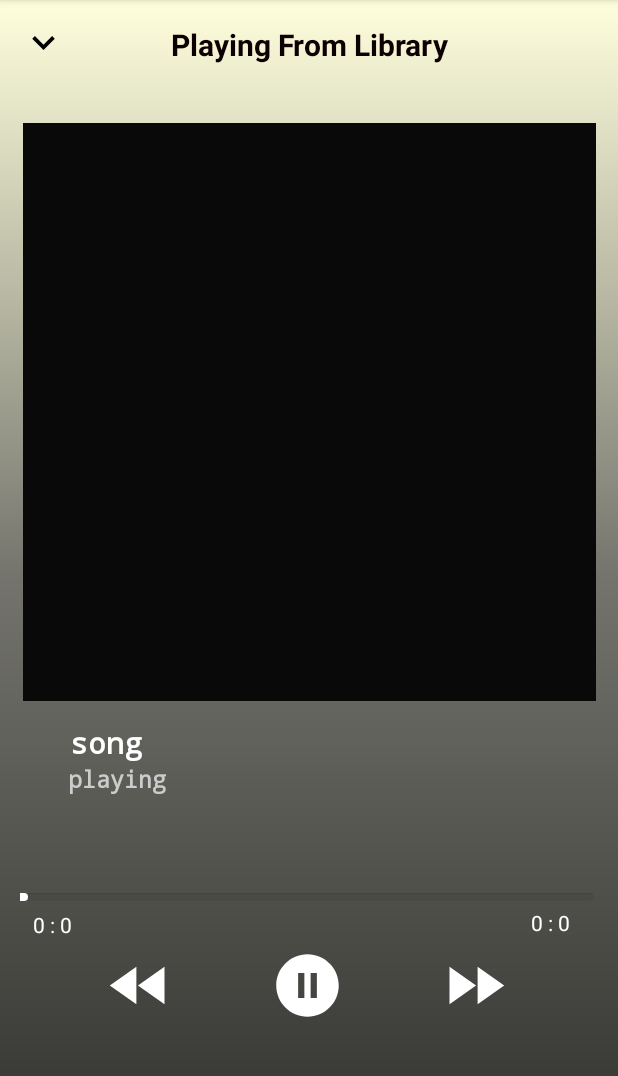
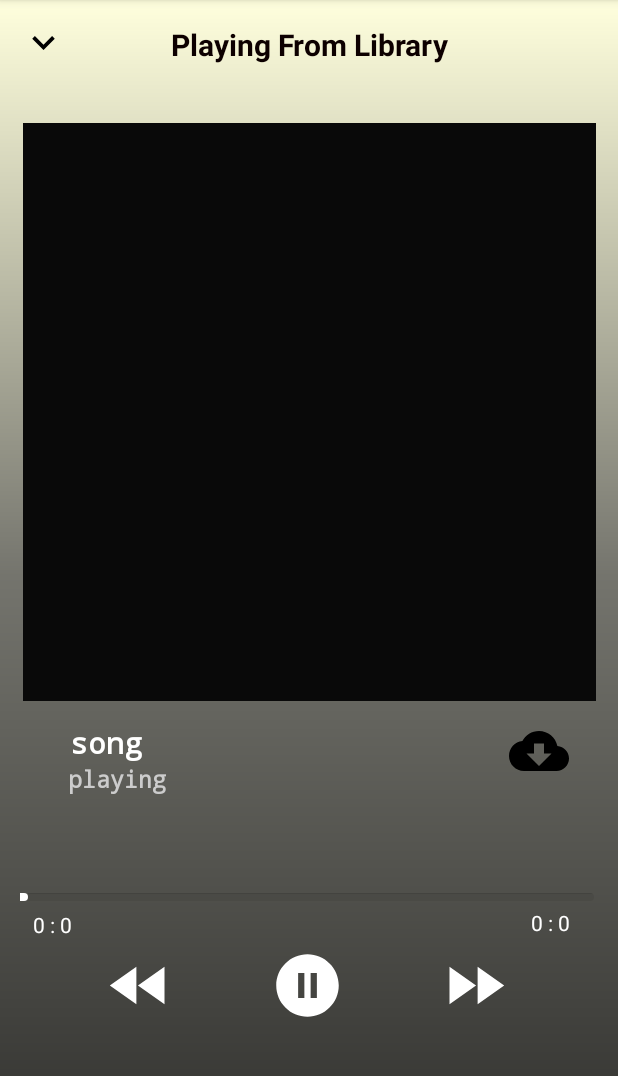
Before and after one commit to souvik757/Playfy, an Android app: the playerActivity screen opened directly, with no data from a screen before it, on a phone screen of 412 x 824 dp, the part 84-1160 px from its top. Run offline under Robolectric (Android 15) with nearby library versions, the phone set to English and light mode, and no system bars; 36 statements that could not run were skipped.

Commit message:
This is a commit

```diff
--- a/app/src/main/java/com/example/playfy/playerActivity.java
+++ b/app/src/main/java/com/example/playfy/playerActivity.java
@@ -21,6 +21,7 @@ public class playerActivity extends AppCompatActivity {
 
     TextView _song_  , _progressTimer_ , _timeView_ , _current_status_ , _lib_name_ ;
     Button _play_ , _fast_ , _back_ , _page_back_ ;
+    Button _addTOlike_ ;
     MediaPlayer player ;
     ImageView imageView ;
     SeekBar progressbar ;
@@ -35,6 +36,8 @@ public class playerActivity extends AppCompatActivity {
 
     // variable to handle first time player
     int _first_open_ = -1 ;
+    // semaphore like var to handle insertion to liked songs
+    int _like_ = -1 ;
 
     @Override
     protected void onCreate(Bundle savedInstanceState) {
@@ -53,6 +56,7 @@ public class playerActivity extends AppCompatActivity {
         _current_status_ = findViewById(R.id.status) ;
         _lib_name_ = findViewById(R.id.LibName) ;
         _page_back_ = findViewById(R.id.backBTN) ;
+        _addTOlike_ = findViewById(R.id.AddToLike) ;
         progressbar.setClickable(false) ;
 
         Intent i = getIntent() ;
@@ -60,6 +64,25 @@ public class playerActivity extends AppCompatActivity {
         String lib_context = i.getStringExtra("NameOfLib") ;
         _lib_name_.setText(lib_context);
         String _Song_Name_ = i.getStringExtra("NameOfSong") ;
+        // --
+
+        _addTOlike_.setOnClickListener(new View.OnClickListener() {
+            @Override
+            public void onClick(View view) {
+                _like_++ ;
+                if(_like_ % 2  == 0)
+                {
+                    _addTOlike_.setBackground(getDrawable(R.drawable.baseline_cloud_done_24));
+                }
+                else
+                {
+                    _addTOlike_.setBackground(getDrawable(R.drawable.baseline_cloud_download_24));
+                }
+            }
+        });
+
+
+
         //---
         if (_Song_Name_.equals("Above The Sky")){
             _song_.setText("Above The Sky");
--- /dev/null
+++ b/app/src/main/res/drawable/baseline_cloud_done_24.xml
@@ -0,0 +1,5 @@
+<vector android:height="24dp" android:tint="#000000"
+    android:viewportHeight="24" android:viewportWidth="24"
+    android:width="24dp" xmlns:android="http://schemas.android.com/apk/res/android">
+    <path android:fillColor="@android:color/white" android:pathData="M19.35,10.04C18.67,6.59 15.64,4 12,4 9.11,4 6.6,5.64 5.35,8.04 2.34,8.36 0,10.91 0,14c0,3.31 2.69,6 6,6h13c2.76,0 5,-2.24 5,-5 0,-2.64 -2.05,-4.78 -4.65,-4.96zM10,17l-3.5,-3.5 1.41,-1.41L10,14.17 15.18,9l1.41,1.41L10,17z"/>
+</vector>
--- /dev/null
+++ b/app/src/main/res/drawable/baseline_cloud_download_24.xml
@@ -0,0 +1,5 @@
+<vector android:height="24dp" android:tint="#000000"
+    android:viewportHeight="24" android:viewportWidth="24"
+    android:width="24dp" xmlns:android="http://schemas.android.com/apk/res/android">
+    <path android:fillColor="@android:color/white" android:pathData="M19.35,10.04C18.67,6.59 15.64,4 12,4 9.11,4 6.6,5.64 5.35,8.04 2.34,8.36 0,10.91 0,14c0,3.31 2.69,6 6,6h13c2.76,0 5,-2.24 5,-5 0,-2.64 -2.05,-4.78 -4.65,-4.96zM17,13l-5,5 -5,-5h3V9h4v4h3z"/>
+</vector>
--- a/app/src/main/res/layout/activity_player.xml
+++ b/app/src/main/res/layout/activity_player.xml
@@ -54,6 +54,7 @@
 
 
     <View
+        android:id="@+id/view11"
         android:layout_width="382dp"
         android:layout_height="385dp"
         android:background="#090909"
@@ -156,6 +157,18 @@
         app:layout_constraintTop_toBottomOf="@+id/songName"
         app:layout_constraintVertical_bias="0.0" />
 
+    <androidx.appcompat.widget.AppCompatButton
+        android:id="@+id/AddToLike"
+        android:layout_width="40dp"
+        android:layout_height="40dp"
+        android:background="@drawable/baseline_cloud_download_24"
+        app:layout_constraintBottom_toTopOf="@+id/TimeView"
+        app:layout_constraintEnd_toEndOf="parent"
+        app:layout_constraintHorizontal_bias="0.913"
+        app:layout_constraintStart_toStartOf="parent"
+        app:layout_constraintTop_toBottomOf="@+id/view11"
+        app:layout_constraintVertical_bias="0.137" />
+
     <SeekBar
         android:id="@+id/seekBar"
         android:layout_width="match_parent"
```
Also changed, not shown: app/src/main/res/layout/activity_songs_library4.xml (+0 -13 lines).
